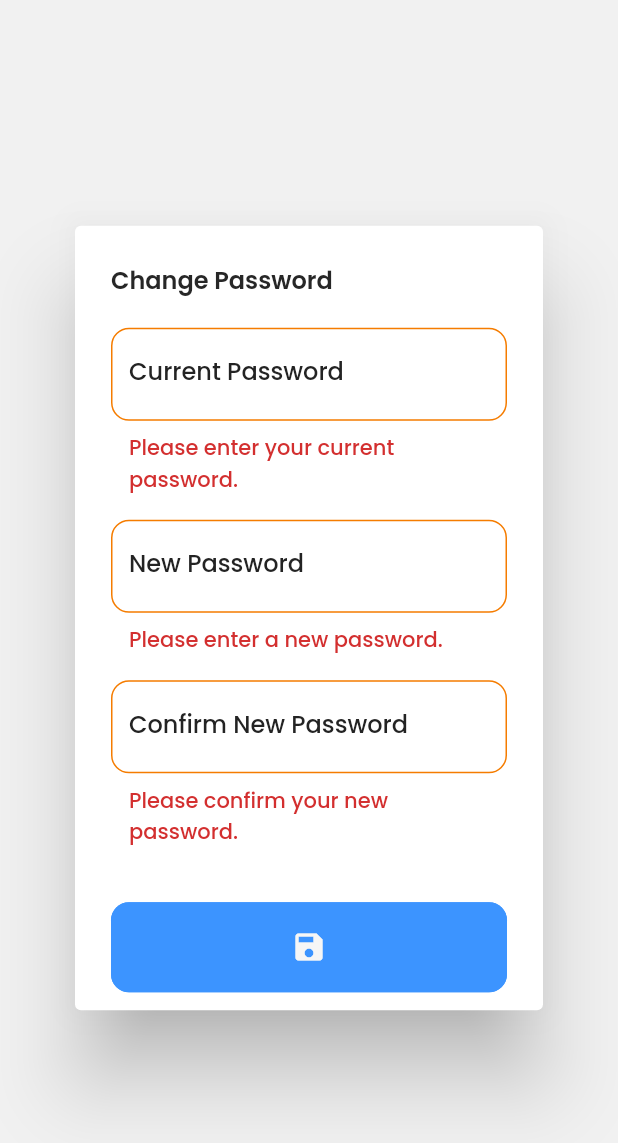
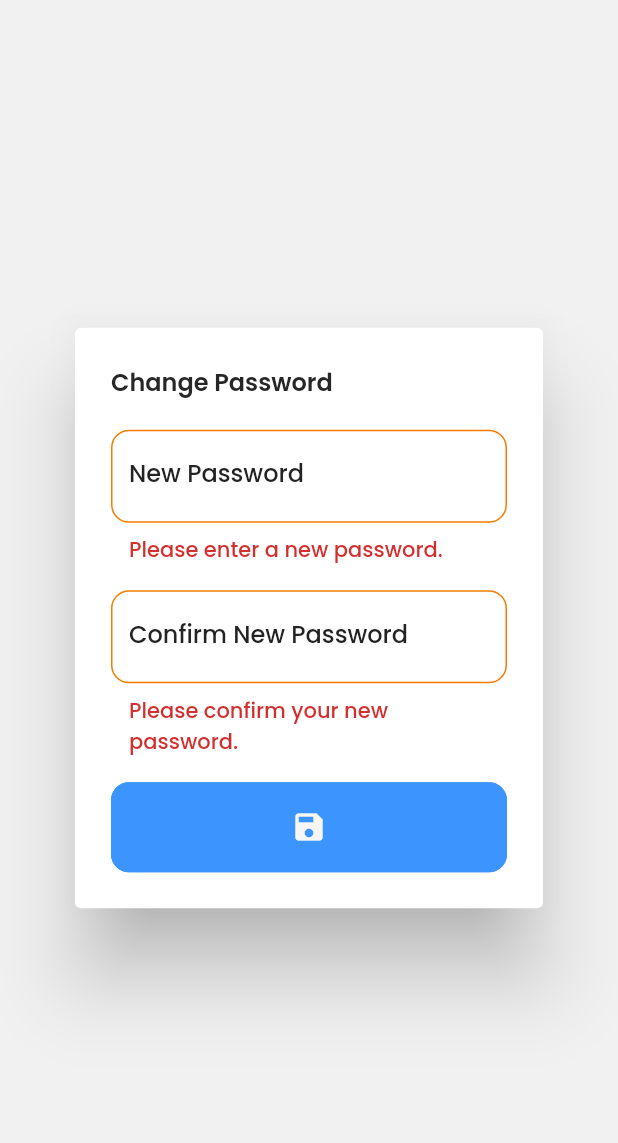
Before and after one commit to benouarAbdou/road_safety_flutter_mobile_app, a Flutter app: the ChangePasswordDialog widget shown alone on an empty page, opened directly, after a tap on the "save" icon, on a phone screen of 412 x 824 dp. Shown: the top 1143 px of the screen. Run offline on Flutter 3.47's test engine with Material 3 defaults, Android fonts, the phone set to English and light mode, and no system bars; our stand-ins replace audioplayers, cloud_firestore, firebase_auth, firebase_core, geolocator, get and 5 more; accounts and stored records are empty.

Commit message:
change password v2

```diff
--- a/lib/widgets/DriverInfoWidget.dart
+++ b/lib/widgets/DriverInfoWidget.dart
@@ -113,12 +113,10 @@ class ChangePasswordDialog extends StatefulWidget {
 
 class _ChangePasswordDialogState extends State<ChangePasswordDialog> {
   final _formKey = GlobalKey<FormState>();
-  final _currentPasswordController = TextEditingController();
   final _newPasswordController = TextEditingController();
   final _confirmPasswordController = TextEditingController();
   bool _isLoading = false;
 
-  // Function to handle password change
   Future<void> _changePassword() async {
     if (!_formKey.currentState!.validate()) return;
 
@@ -135,14 +133,7 @@ class _ChangePasswordDialogState extends State<ChangePasswordDialog> {
         return;
       }
 
-      // Re-authenticate the user
-      final credential = EmailAuthProvider.credential(
-        email: user.email!,
-        password: _currentPasswordController.text.trim(),
-      );
-      await user.reauthenticateWithCredential(credential);
-
-      // Update the password
+      // Update the password directly (will fail if recent authentication is required)
       await user.updatePassword(_newPasswordController.text.trim());
 
       // Show success message and close dialog
@@ -153,9 +144,6 @@ class _ChangePasswordDialogState extends State<ChangePasswordDialog> {
     } on FirebaseAuthException catch (e) {
       String message;
       switch (e.code) {
-        case 'wrong-password':
-          message = 'The current password is incorrect.';
-          break;
         case 'weak-password':
           message = 'The new password is too weak (minimum 6 characters).';
           break;
@@ -181,7 +169,6 @@ class _ChangePasswordDialogState extends State<ChangePasswordDialog> {
 
   @override
   void dispose() {
-    _currentPasswordController.dispose();
     _newPasswordController.dispose();
     _confirmPasswordController.dispose();
     super.dispose();
@@ -197,20 +184,6 @@ class _ChangePasswordDialogState extends State<ChangePasswordDialog> {
           child: Column(
             mainAxisSize: MainAxisSize.min,
             children: [
-              TextFormField(
-                controller: _currentPasswordController,
-                decoration: const InputDecoration(
-                  labelText: 'Current Password',
-                ),
-                obscureText: true,
-                validator: (value) {
-                  if (value == null || value.trim().isEmpty) {
-                    return 'Please enter your current password.';
-                  }
-                  return null;
-                },
-              ),
-              const SizedBox(height: 16),
               TextFormField(
                 controller: _newPasswordController,
                 decoration: const InputDecoration(
@@ -244,21 +217,17 @@ class _ChangePasswordDialogState extends State<ChangePasswordDialog> {
                   return null;
                 },
               ),
+              const SizedBox(height: 16),
+              ElevatedButton(
+                onPressed: _isLoading ? null : _changePassword,
+                child: _isLoading
+                    ? const CircularProgressIndicator()
+                    : const Icon(Icons.save),
+              ),
             ],
           ),
         ),
       ),
-      actions: [
-        Padding(
-          padding: const EdgeInsets.symmetric(horizontal: 16.0, vertical: 4),
-          child: ElevatedButton(
-            onPressed: _isLoading ? null : _changePassword,
-            child: _isLoading
-                ? const CircularProgressIndicator()
-                : const Icon(Icons.save),
-          ),
-        ),
-      ],
     );
   }
 }
```
Also changed, not shown: 4 other files.
